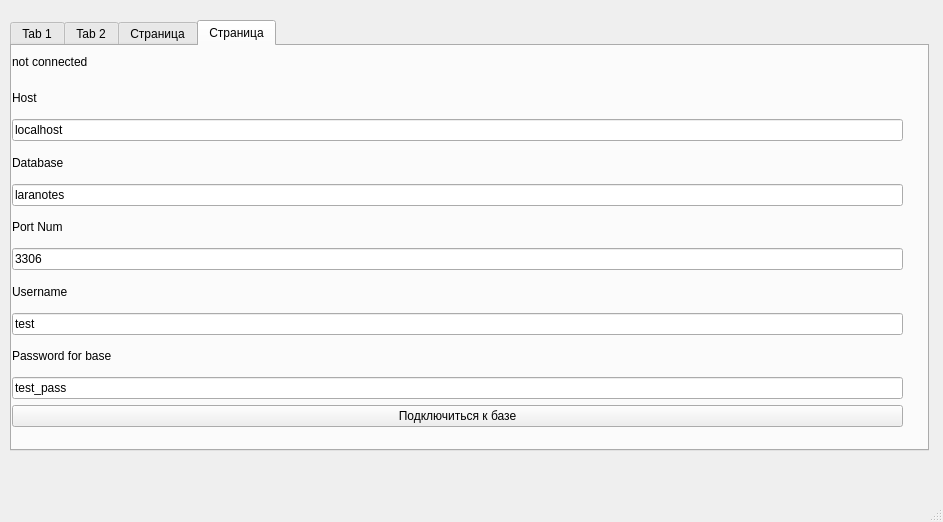
This is mainwindow.ui in ArtNazarov/nzcrm_qt_client as Qt 5 draws it before an edit. The edited form follows.
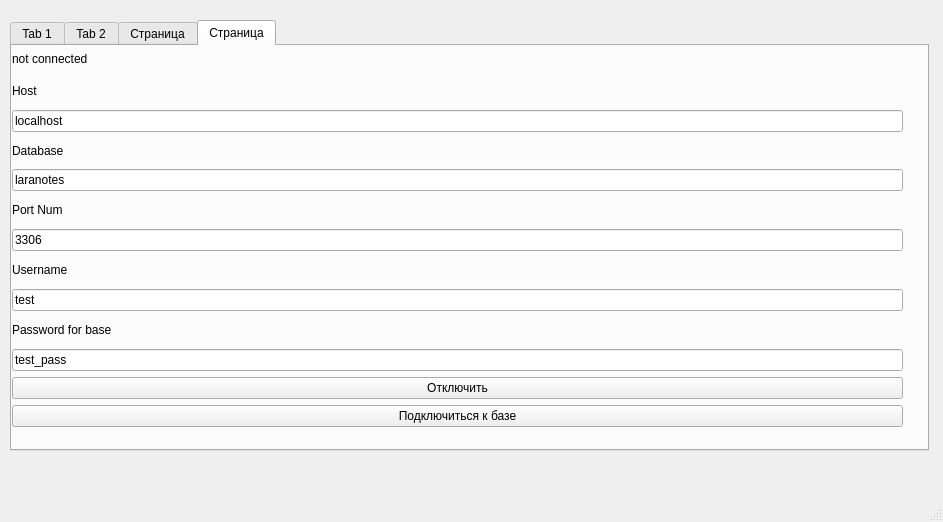
This is the edited form. The open tabs and pages were chosen to show the change.

Diff of the .ui file:
```diff
--- a/mainwindow.ui
+++ b/mainwindow.ui
@@ -219,6 +219,13 @@
          </property>
         </widget>
        </item>
+       <item>
+        <widget class="QPushButton" name="btnDisconnect">
+         <property name="text">
+          <string>Отключить</string>
+         </property>
+        </widget>
+       </item>
        <item>
         <widget class="QPushButton" name="btnConnect">
          <property name="text">
```
Left out of the diff: 2 changed lines with no effect on the pictures.
